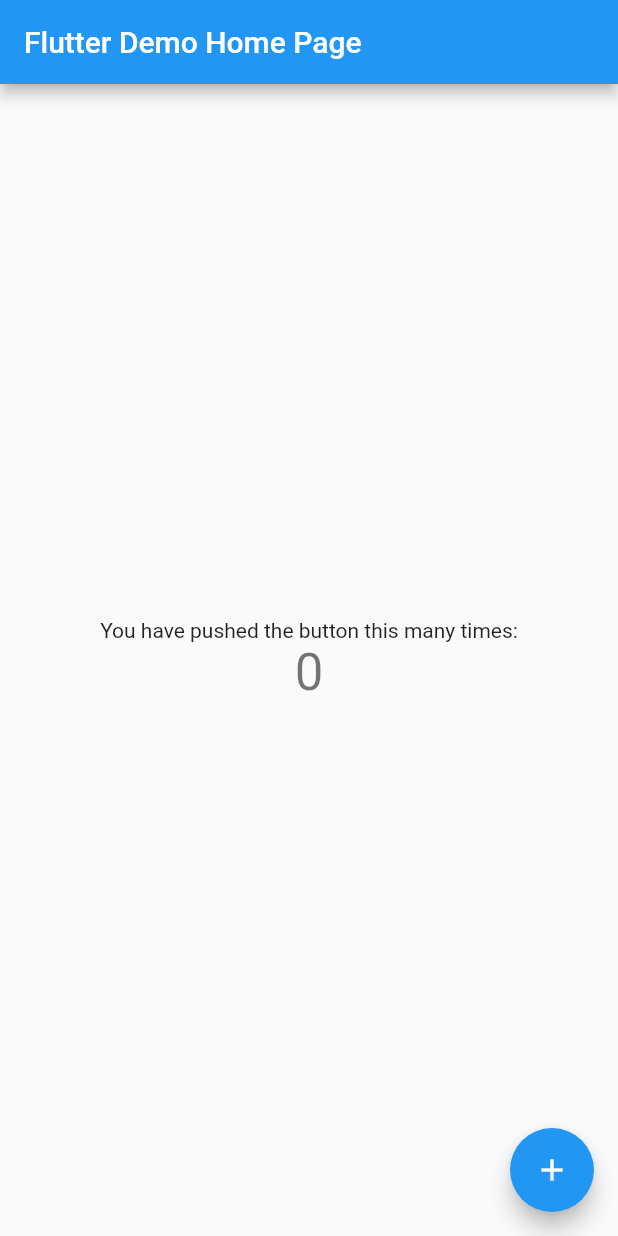
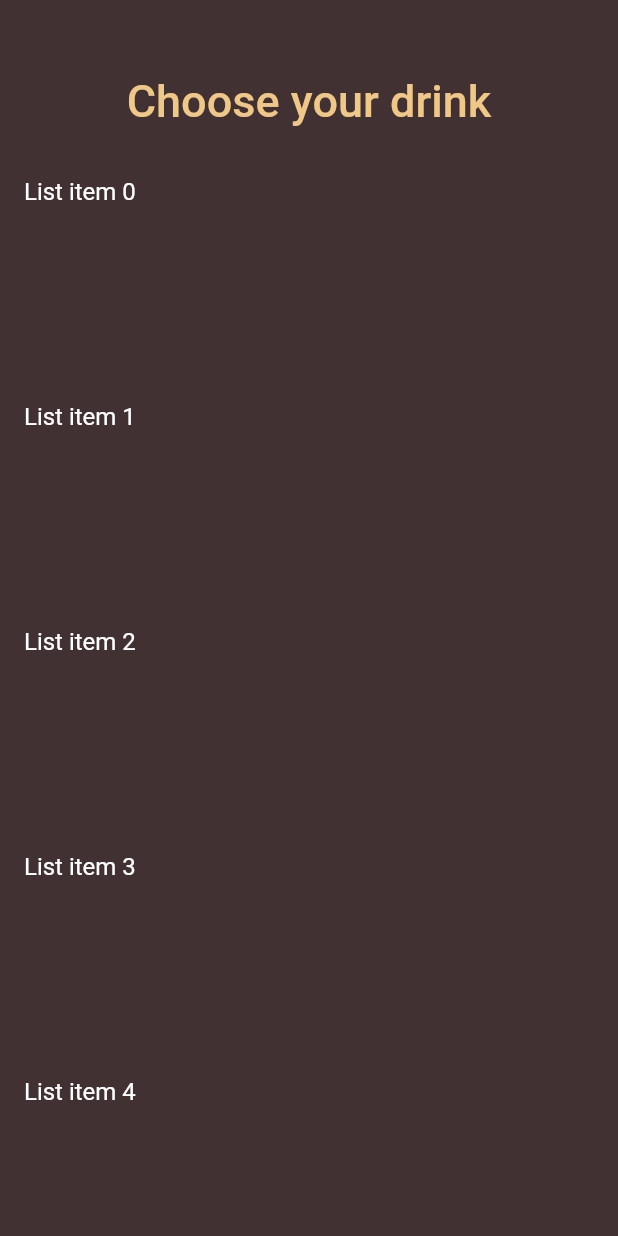
Before and after one commit to shaweii/Flutter-Practice, a Flutter app: the screen it shows after launch, on a phone screen of 412 x 824 dp. Run offline on Flutter 3.47's test engine with Material 2 defaults, Android fonts, the phone set to English and light mode, and no system bars.

Commit message:
added SilverAppBar

```diff
--- /dev/null
+++ b/coffee_cup/lib/constants.dart
@@ -0,0 +1,9 @@
+import 'package:flutter/material.dart';
+
+
+// TextStyle
+const kLableTextStyle = TextStyle(
+  color: Color(0xFFEFC787),
+  fontSize: 20.0,
+  fontWeight: FontWeight.w500,
+);
--- a/coffee_cup/lib/main.dart
+++ b/coffee_cup/lib/main.dart
@@ -1,111 +1,27 @@
+import 'package:coffee_cup/screens/coffee_menu.dart';
 import 'package:flutter/material.dart';
 
 void main() => runApp(MyApp());
 
-class MyApp extends StatelessWidget {
-  // This widget is the root of your application.
+class MyApp extends StatefulWidget {
+  @override
+  _MyAppState createState() => _MyAppState();
+}
+
+class _MyAppState extends State<MyApp> {
   @override
   Widget build(BuildContext context) {
     return MaterialApp(
-      title: 'Flutter Demo',
-      theme: ThemeData(
-        // This is the theme of your application.
-        //
-        // Try running your application with "flutter run". You'll see the
-        // application has a blue toolbar. Then, without quitting the app, try
-        // changing the primarySwatch below to Colors.green and then invoke
-        // "hot reload" (press "r" in the console where you ran "flutter run",
-        // or simply save your changes to "hot reload" in a Flutter IDE).
-        // Notice that the counter didn't reset back to zero; the application
-        // is not restarted.
-        primarySwatch: Colors.blue,
+      theme: ThemeData.dark().copyWith(
+        scaffoldBackgroundColor: Color(0xFF413132),
+        primaryColor: Color(0xFF413132),
+        textTheme: TextTheme(
+          body1: TextStyle(
+            color: Color(0xFFFFFFFF),
+          ),
+        ),
       ),
-      home: MyHomePage(title: 'Flutter Demo Home Page'),
+      home:CoffeeMenu(),
     );
   }
 }
-
-class MyHomePage extends StatefulWidget {
-  MyHomePage({Key key, this.title}) : super(key: key);
-
-  // This widget is the home page of your application. It is stateful, meaning
-  // that it has a State object (defined below) that contains fields that affect
-  // how it looks.
-
-  // This class is the configuration for the state. It holds the values (in this
-  // case the title) provided by the parent (in this case the App widget) and
-  // used by the build method of the State. Fields in a Widget subclass are
-  // always marked "final".
-
-  final String title;
-
-  @override
-  _MyHomePageState createState() => _MyHomePageState();
-}
-
-class _MyHomePageState extends State<MyHomePage> {
-  int _counter = 0;
-
-  void _incrementCounter() {
-    setState(() {
-      // This call to setState tells the Flutter framework that something has
-      // changed in this State, which causes it to rerun the build method below
-      // so that the display can reflect the updated values. If we changed
-      // _counter without calling setState(), then the build method would not be
-      // called again, and so nothing would appear to happen.
-      _counter++;
-    });
-  }
-
-  @override
-  Widget build(BuildContext context) {
-    // This method is rerun every time setState is called, for instance as done
-    // by the _incrementCounter method above.
-    //
-    // The Flutter framework has been optimized to make rerunning build methods
-    // fast, so that you can just rebuild anything that needs updating rather
-    // than having to individually change instances of widgets.
-    return Scaffold(
-      appBar: AppBar(
-        // Here we take the value from the MyHomePage object that was created by
-        // the App.build method, and use it to set our appbar title.
-        title: Text(widget.title),
-      ),
-      body: Center(
-        // Center is a layout widget. It takes a single child and positions it
-        // in the middle of the parent.
-        child: Column(
-          // Column is also a layout widget. It takes a list of children and
-          // arranges them vertically. By default, it sizes itself to fit its
-          // children horizontally, and tries to be as tall as its parent.
-          //
-          // Invoke "debug painting" (press "p" in the console, choose the
-          // "Toggle Debug Paint" action from the Flutter Inspector in Android
-          // Studio, or the "Toggle Debug Paint" command in Visual Studio Code)
-          // to see the wireframe for each widget.
-          //
-          // Column has various properties to control how it sizes itself and
-          // how it positions its children. Here we use mainAxisAlignment to
-          // center the children vertically; the main axis here is the vertical
-          // axis because Columns are vertical (the cross axis would be
-          // horizontal).
-          mainAxisAlignment: MainAxisAlignment.center,
-          children: <Widget>[
-            Text(
-              'You have pushed the button this many times:',
-            ),
-            Text(
-              '$_counter',
-              style: Theme.of(context).textTheme.display1,
-            ),
-          ],
-        ),
-      ),
-      floatingActionButton: FloatingActionButton(
-        onPressed: _incrementCounter,
-        tooltip: 'Increment',
-        child: Icon(Icons.add),
-      ), // This trailing comma makes auto-formatting nicer for build methods.
-    );
-  }
-}
--- /dev/null
+++ b/coffee_cup/lib/screens/coffee_menu.dart
@@ -0,0 +1,39 @@
+import 'package:flutter/material.dart';
+import 'package:coffee_cup/constants.dart';
+
+class CoffeeMenu extends StatefulWidget {
+  @override
+  _CoffeeMenuState createState() => _CoffeeMenuState();
+}
+
+class _CoffeeMenuState extends State<CoffeeMenu> {
+  @override
+  Widget build(BuildContext context) {
+    return Scaffold(
+      body: CustomScrollView(
+        slivers: <Widget>[
+          SliverAppBar(
+            expandedHeight: 100.0,
+            floating: false,
+            pinned: true,
+            flexibleSpace: FlexibleSpaceBar(
+              centerTitle:true,
+              title: Text(
+                'Choose your drink',
+                style: kLableTextStyle,
+              ),
+            ),
+          ),
+          SliverFixedExtentList(
+            itemExtent: 150.0,
+            delegate: SliverChildBuilderDelegate(
+              (context, index) => ListTile(
+                title: Text("List item $index"),
+              ),
+            ),
+          ),
+        ],
+      ),
+    );
+  }
+}
```
